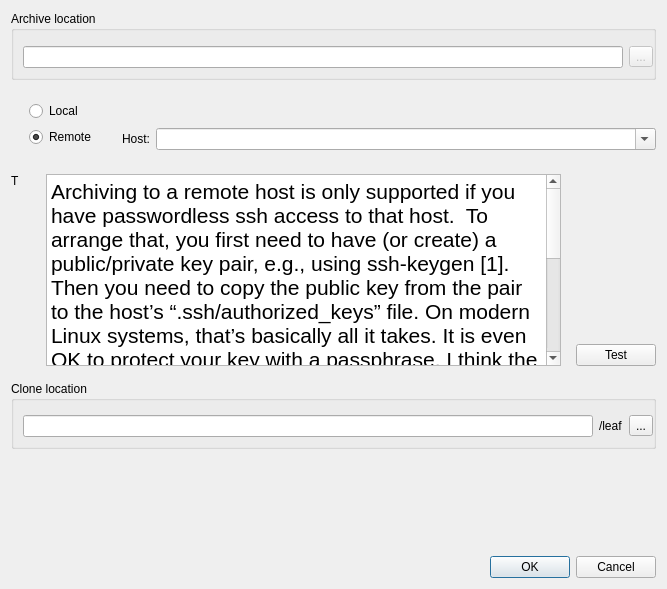
The window that src/App/CloneBookDialog.ui (wagenadl/notedeln) describes before a commit, drawn with Qt 5.
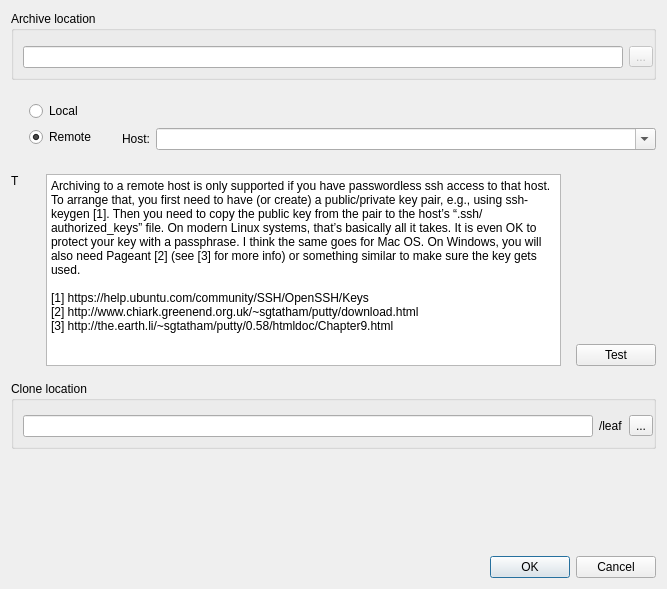
The same window after the commit.

Commit message: Text in clone and new book dialogs now uniform size

The edit to the form file:
```diff
--- a/src/App/CloneBookDialog.ui
+++ b/src/App/CloneBookDialog.ui
@@ -250,7 +250,7 @@
          <string>&lt;!DOCTYPE HTML PUBLIC &quot;-//W3C//DTD HTML 4.0//EN&quot; &quot;http://www.w3.org/TR/REC-html40/strict.dtd&quot;&gt;
 &lt;html&gt;&lt;head&gt;&lt;meta name=&quot;qrichtext&quot; content=&quot;1&quot; /&gt;&lt;style type=&quot;text/css&quot;&gt;
 p, li { white-space: pre-wrap; }
-&lt;/style&gt;&lt;/head&gt;&lt;body style=&quot; font-family:'Sans'; font-size:16pt; font-weight:400; font-style:normal;&quot;&gt;
+&lt;/style&gt;&lt;/head&gt;&lt;body&gt;
 &lt;p style=&quot; margin-top:0px; margin-bottom:0px; margin-left:0px; margin-right:0px; -qt-block-indent:0; text-indent:0px;&quot;&gt;Archiving to a remote host is only supported if you have passwordless ssh access to that host.  To arrange that, you first need to have (or create) a public/private key pair, e.g., using ssh-keygen [1]. Then you need to copy the public key from the pair to the host’s “.ssh/authorized_keys” file. On modern Linux systems, that’s basically all it takes. It is even OK to protect your key with a passphrase. I think the same goes for Mac OS. On Windows, you will also need Pageant [2] (see [3] for more info) or something similar to make sure the key gets used.&lt;/p&gt;
 &lt;p style=&quot;-qt-paragraph-type:empty; margin-top:0px; margin-bottom:0px; margin-left:0px; margin-right:0px; -qt-block-indent:0; text-indent:0px;&quot;&gt;&lt;br /&gt;&lt;/p&gt;
 &lt;p style=&quot; margin-top:0px; margin-bottom:0px; margin-left:0px; margin-right:0px; -qt-block-indent:0; text-indent:0px;&quot;&gt;[1] https://help.ubuntu.com/community/SSH/OpenSSH/Keys&lt;/p&gt;
```
The commit also changes 1 other file.
